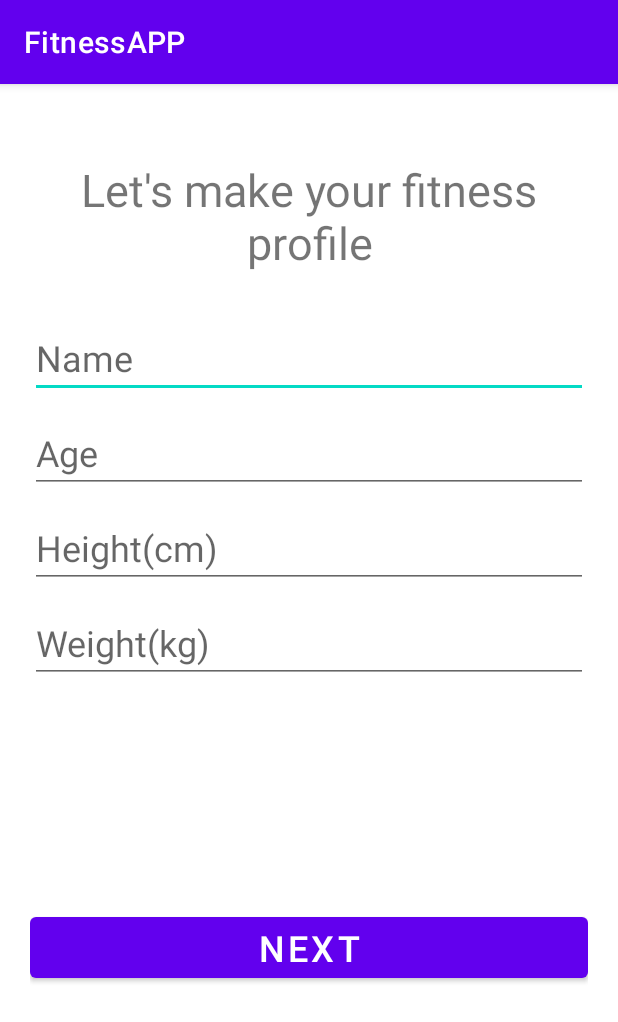
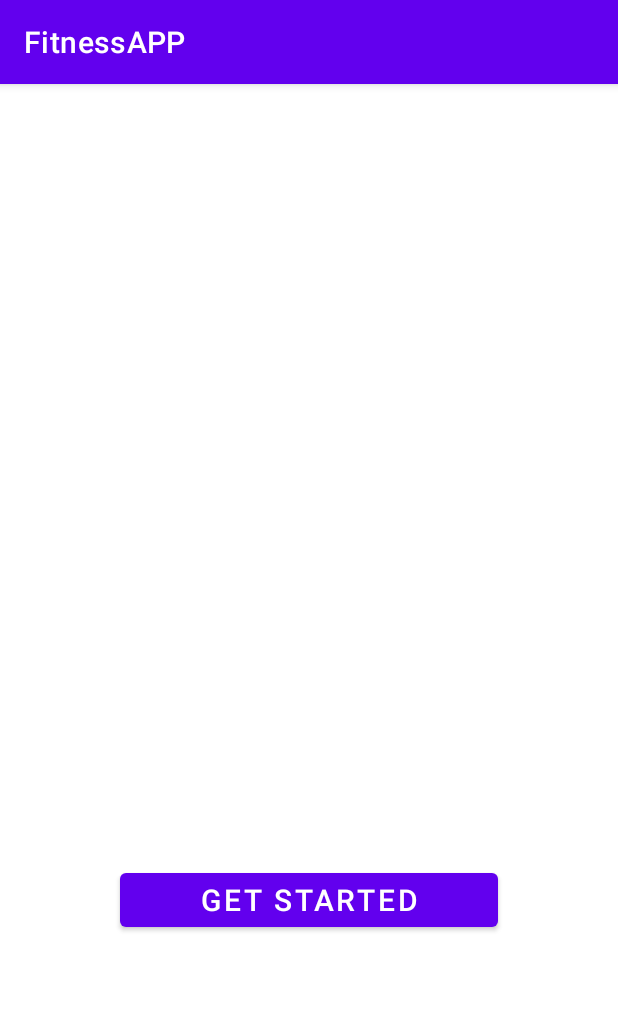
Before and after one commit to prod-des-project-2021/group_22, an Android app: the screen it shows after launch (MainActivity), on a phone screen of 412 x 824 dp. Shown: the top 1022 px of the screen. Run offline under Robolectric (Android 15) with nearby library versions, the phone set to English and light mode, and no system bars; 4 statements that could not run were skipped.

Commit message:
I've updated the app with a database and a user profile with functions that calculate how many calories do you need and what is your level of body based on BMI.

```diff
--- a/app/src/main/java/com/example/fitnessapp/MainActivity.java
+++ b/app/src/main/java/com/example/fitnessapp/MainActivity.java
@@ -3,32 +3,75 @@ package com.example.fitnessapp;
 import androidx.appcompat.app.AppCompatActivity;
 
 import android.content.Intent;
+import android.database.Cursor;
 import android.os.Bundle;
 import android.view.View;
 import android.widget.Button;
 import android.widget.EditText;
+import android.widget.Toast;
 
-public class MainActivity extends AppCompatActivity {
-
-    EditText name,age,height,weight;
-    Button next;
+public class MainActivity extends AppCompatActivity
+{
+    Button start;
+    UserDatabase db;
 
     @Override
-    protected void onCreate(Bundle savedInstanceState) {
+    protected void onCreate(Bundle savedInstanceState)
+    {
         super.onCreate(savedInstanceState);
         setContentView(R.layout.activity_main);
 
-        next = (Button) findViewById(R.id.nextbtn);
-        next.setOnClickListener(new View.OnClickListener() {
+        start =(Button) findViewById(R.id.btnstart);
+
+        start.setOnClickListener(new View.OnClickListener() {
             @Override
-            public void onClick(View v) {
-                openQuestionnaire2();
+            public void onClick(View v)
+            {
+                openStart();
+                finish();
             }
         });
+
+
     }
-    public void openQuestionnaire2()
+    public void openStart()
     {
-        Intent intent = new Intent(this, Questionnaire2.class );
+        Intent intent = new Intent(this, StartActivity.class);
         startActivity(intent);
     }
+
+     public void onStart()
+    {
+        super.onStart();
+        db = new UserDatabase(this);
+        Cursor res = db.getdata();
+
+        StringBuffer buffer5 = new StringBuffer();
+        StringBuffer buffer6 = new StringBuffer();
+        StringBuffer buffer7 = new StringBuffer();
+
+        while (res.moveToNext())
+        {
+            buffer5.append(res.getString(5));
+            buffer6.append(res.getString(6));
+            buffer7.append(res.getString(7));
+        }
+
+        String goal= buffer5.toString();
+        String body_type = buffer6.toString();
+        String activity = buffer7.toString();
+
+        Boolean fan1 = goal.equals("null");
+        Boolean fan2 = body_type.equals("null");
+        Boolean fan3 = activity.equals("null");
+
+        if( res.getCount() != 0 && fan1 == false && fan2 == false && fan3 == false )
+        {
+            Intent i = new Intent(MainActivity.this,ProfileMainPage.class);
+            startActivity(i);
+            finish();
+        }
+    }
+
+
 }
--- a/app/src/main/res/layout/activity_main.xml
+++ b/app/src/main/res/layout/activity_main.xml
@@ -1,5 +1,6 @@
 <?xml version="1.0" encoding="utf-8"?>
-<RelativeLayout xmlns:android="http://schemas.android.com/apk/res/android"
+<RelativeLayout
+    xmlns:android="http://schemas.android.com/apk/res/android"
     xmlns:app="http://schemas.android.com/apk/res-auto"
     xmlns:tools="http://schemas.android.com/tools"
     android:layout_width="match_parent"
@@ -7,65 +8,14 @@
     android:padding="20dp"
     tools:context=".MainActivity">
 
-    <TextView
-        android:id="@+id/texttitle"
+    <Button
+        android:id="@+id/btnstart"
         android:layout_width="match_parent"
         android:layout_height="wrap_content"
-        android:text="Let's make your fitness profile"
-        android:textAlignment="center"
-        android:textSize="30dp"
-        android:layout_marginTop="30dp"
-        />
-    <EditText
-        android:id="@+id/name"
-        android:layout_width="match_parent"
-        android:layout_height="wrap_content"
-        android:hint="Name"
-        android:textSize="24dp"
-        android:layout_below="@+id/texttitle"
-        android:inputType="textPersonName"
-        android:layout_marginTop="30dp"
-        />
-    <EditText
-        android:id="@+id/age"
-        android:layout_width="match_parent"
-        android:layout_height="wrap_content"
-        android:hint="Age"
-        android:textSize="24dp"
-        android:layout_below="@+id/name"
-        android:inputType="number"
-        android:layout_marginTop="10dp"
-        />
-    <EditText
-        android:id="@+id/height"
-        android:layout_width="match_parent"
-        android:layout_height="wrap_content"
-        android:hint="Height(cm)"
-        android:textSize="24dp"
-        android:layout_below="@+id/age"
-        android:inputType="number"
-        android:layout_marginTop="10dp"
-        />
-    <EditText
-        android:id="@+id/weight"
-        android:layout_width="match_parent"
-        android:layout_height="wrap_content"
-        android:hint="Weight(kg)"
-        android:textSize="24dp"
-        android:layout_below="@+id/height"
-        android:inputType="number"
-        android:layout_marginTop="10dp"
-        />
-    <Button
-        android:id="@+id/nextbtn"
-        android:layout_width="match_parent"
-        android:layout_height="wrap_content"
-        android:textSize="24dp"
-        android:text="Next"
-        android:layout_marginTop="150dp"
-        android:layout_below="@+id/weight"
-        />
-
+        android:layout_marginTop="500dp"
+        android:layout_marginHorizontal="60dp"
+        android:text="Get Started"
+        android:textSize="20dp"/>
 
 
 </RelativeLayout>
--- a/app/src/main/res/layout/activity_questionnaire3.xml
+++ b/app/src/main/res/layout/activity_questionnaire3.xml
@@ -12,7 +12,7 @@
         android:layout_width="match_parent"
         android:layout_height="wrap_content"
         android:layout_marginTop="20dp"
-        android:text="Choose your body Type"
+        android:text="Choose your body type"
         android:textAlignment="center"
         android:textSize="30dp" />
 
```
Also changed, not shown: app/src/main/AndroidManifest.xml (+15 -0 lines), app/src/main/java/com/example/fitnessapp/Questionnaire2.java (+46 -12 lines), app/src/main/java/com/example/fitnessapp/Questionnaire3.java (+51 -1 lines).
